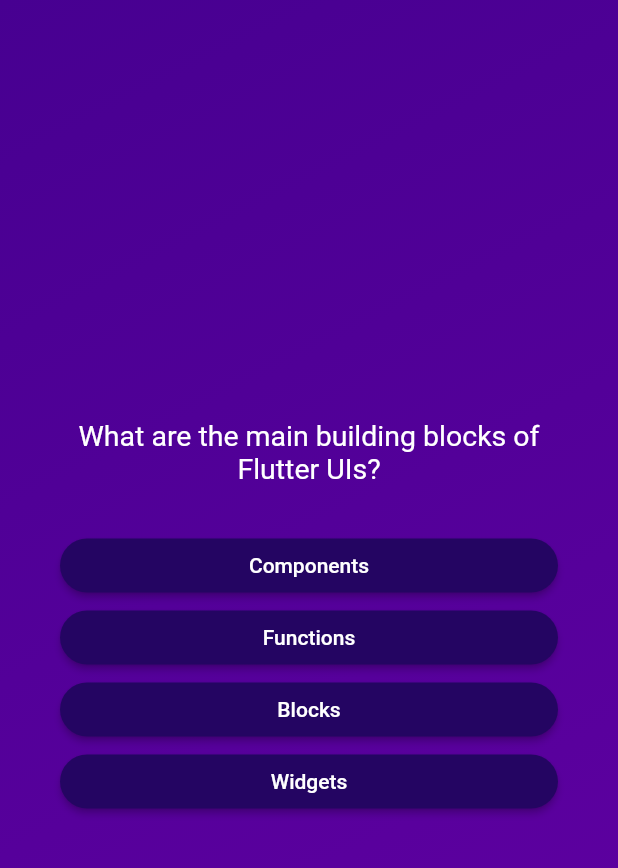
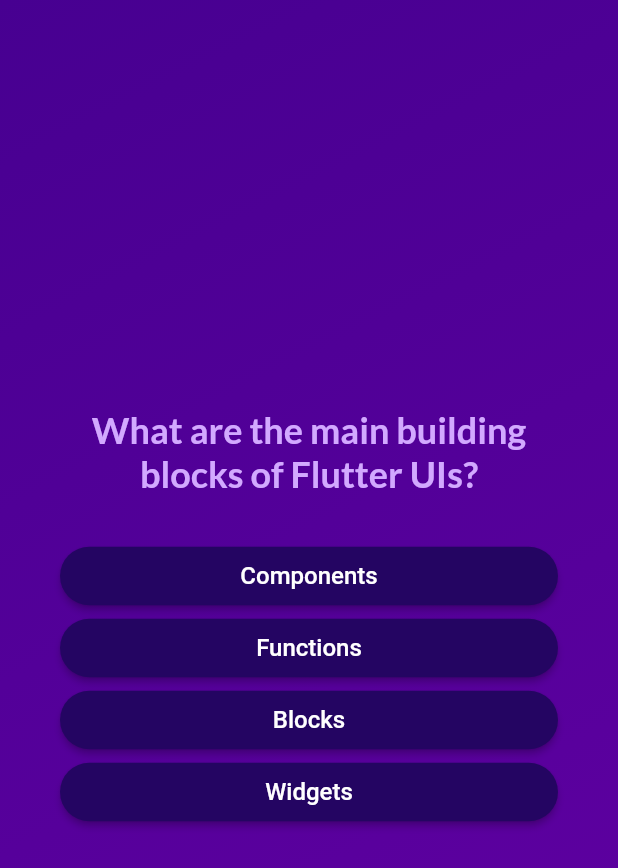
Before and after one commit to subarnabsadhukhan/Quizzo-Quiz-App, a Flutter app: the screen it shows after launch, after a tap on "Start Quiz", on a phone screen of 412 x 824 dp. Shown: the top 868 px of the screen. Run offline on Flutter 3.47's test engine with Material 2 defaults, Android fonts, the phone set to English and light mode, and no system bars; our stand-ins replace google_fonts.

Commit message:
use GoogleFonts for styling Text Widgets

```diff
--- a/lib/answer_button.dart
+++ b/lib/answer_button.dart
@@ -32,6 +32,10 @@
       ),
       child: Text(
         answerText,
+        textAlign: TextAlign.center,
+        style: const TextStyle(
+          fontSize: 16,
+        ),
       ),
     );
   }
--- a/lib/questions_screen.dart
+++ b/lib/questions_screen.dart
@@ -1,4 +1,5 @@
 import 'package:flutter/material.dart';
+import 'package:google_fonts/google_fonts.dart';
 import 'package:quiz_app/answer_button.dart';
 import 'package:quiz_app/data/questions.dart';
 
@@ -35,9 +36,15 @@
             Text(
               currentQuestion.text,
               textAlign: TextAlign.center,
-              style: const TextStyle(
-                fontSize: 19,
-                color: Colors.white,
+              style: GoogleFonts.lato(
+                color: const Color.fromARGB(
+                  255,
+                  210,
+                  169,
+                  255,
+                ),
+                fontSize: 24,
+                fontWeight: FontWeight.bold,
               ),
             ),
             const SizedBox(
--- a/lib/start_screen.dart
+++ b/lib/start_screen.dart
@@ -1,4 +1,5 @@
 import 'package:flutter/material.dart';
+import 'package:google_fonts/google_fonts.dart';
 
 class StartScreen extends StatelessWidget {
   const StartScreen(this.startQuiz, {super.key});
@@ -19,10 +20,10 @@
           const SizedBox(
             height: 80,
           ),
-          const Text(
+          Text(
             'Learn Flutter the FUN Way!',
-            style: TextStyle(
-              color: Color.fromARGB(255, 237, 223, 252),
+            style: GoogleFonts.lato(
+              color: const Color.fromARGB(255, 237, 223, 252),
               fontSize: 24,
               fontWeight: FontWeight.bold,
             ),
@@ -40,6 +41,9 @@
             ),
             label: const Text(
               "Start Quiz",
+              style: TextStyle(
+                fontSize: 18,
+              ),
             ),
           )
         ],
```
